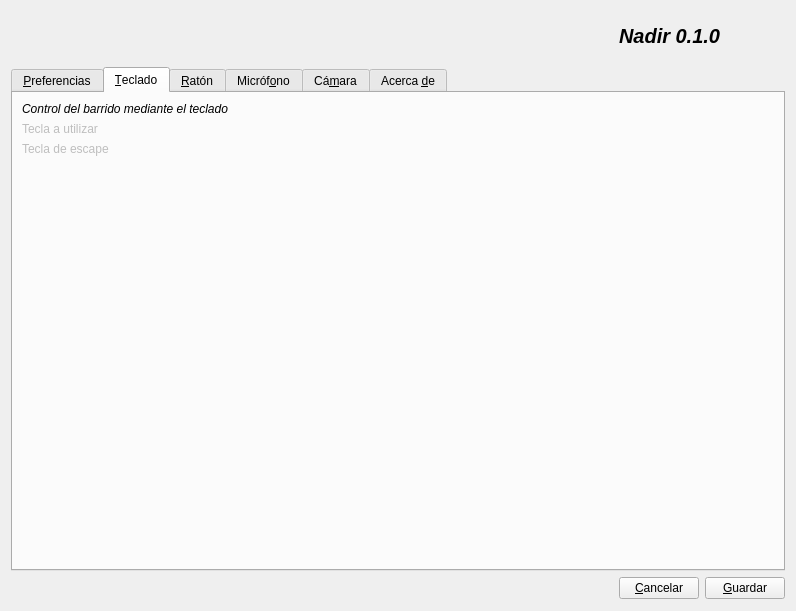
Qt form confWidget.ui (rfernandezfranco/nadir) before a commit.
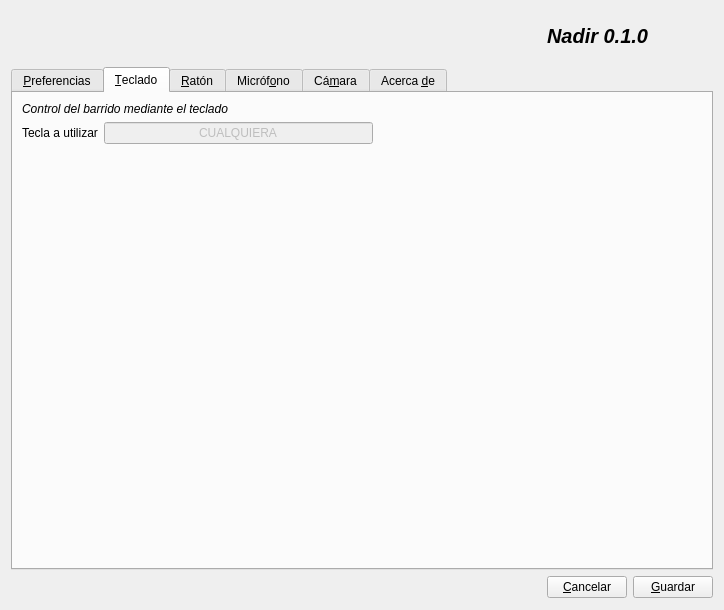
The same form after that commit. The open tabs and pages were chosen to show the change. Icons and pictures are not drawn.

Commit message: Minor changes in configuration widget

```diff
--- a/confWidget.ui
+++ b/confWidget.ui
@@ -8,8 +8,8 @@
    <rect>
     <x>0</x>
     <y>0</y>
-    <width>796</width>
-    <height>611</height>
+    <width>724</width>
+    <height>610</height>
    </rect>
   </property>
   <property name="windowTitle" >
@@ -420,7 +420,7 @@
         <normaloff>:/images/images/keyboard.svg</normaloff>:/images/images/keyboard.svg</iconset>
       </attribute>
       <layout class="QGridLayout" name="gridLayout_4" >
-       <item row="0" column="1" colspan="3" >
+       <item row="0" column="0" colspan="2" >
         <widget class="QLabel" name="label_6" >
          <property name="font" >
           <font>
@@ -432,65 +432,55 @@
          </property>
         </widget>
        </item>
-       <item row="1" column="1" >
+       <item row="1" column="0" >
         <widget class="QLabel" name="label_20" >
          <property name="enabled" >
-          <bool>false</bool>
+          <bool>true</bool>
          </property>
          <property name="text" >
           <string>Tecla a utilizar</string>
          </property>
         </widget>
        </item>
-       <item row="2" column="1" >
-        <widget class="QLabel" name="label_21" >
+       <item row="1" column="1" >
+        <widget class="QLineEdit" name="lineEdit" >
          <property name="enabled" >
           <bool>false</bool>
          </property>
          <property name="text" >
-          <string>Tecla de escape</string>
+          <string>CUALQUIERA</string>
+         </property>
+         <property name="alignment" >
+          <set>Qt::AlignCenter</set>
          </property>
         </widget>
        </item>
-       <item row="3" column="3" >
-        <spacer name="horizontalSpacer_12" >
-         <property name="orientation" >
-          <enum>Qt::Horizontal</enum>
-         </property>
-         <property name="sizeHint" stdset="0" >
-          <size>
-           <width>40</width>
-           <height>20</height>
-          </size>
-         </property>
-        </spacer>
-       </item>
-       <item row="4" column="2" >
-        <spacer name="verticalSpacer" >
-         <property name="orientation" >
-          <enum>Qt::Vertical</enum>
-         </property>
-         <property name="sizeHint" stdset="0" >
-          <size>
-           <width>20</width>
-           <height>40</height>
-          </size>
-         </property>
-        </spacer>
-       </item>
-       <item row="3" column="4" >
+       <item row="2" column="2" >
         <spacer name="horizontalSpacer_4" >
          <property name="orientation" >
           <enum>Qt::Horizontal</enum>
          </property>
          <property name="sizeHint" stdset="0" >
           <size>
-           <width>40</width>
+           <width>329</width>
            <height>20</height>
           </size>
          </property>
         </spacer>
        </item>
+       <item row="3" column="1" >
+        <spacer name="verticalSpacer" >
+         <property name="orientation" >
+          <enum>Qt::Vertical</enum>
+         </property>
+         <property name="sizeHint" stdset="0" >
+          <size>
+           <width>20</width>
+           <height>339</height>
+          </size>
+         </property>
+        </spacer>
+       </item>
       </layout>
      </widget>
      <widget class="QWidget" name="mouseTab" >
```
Left out of the diff: 161 changed lines with no effect on the pictures.
